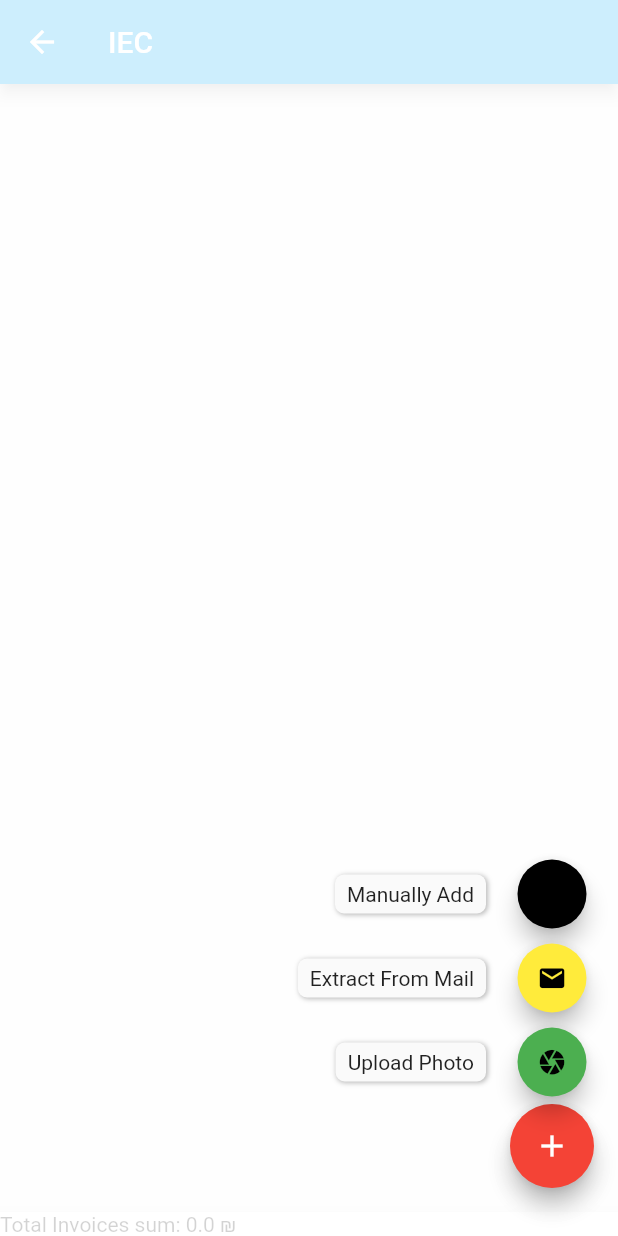
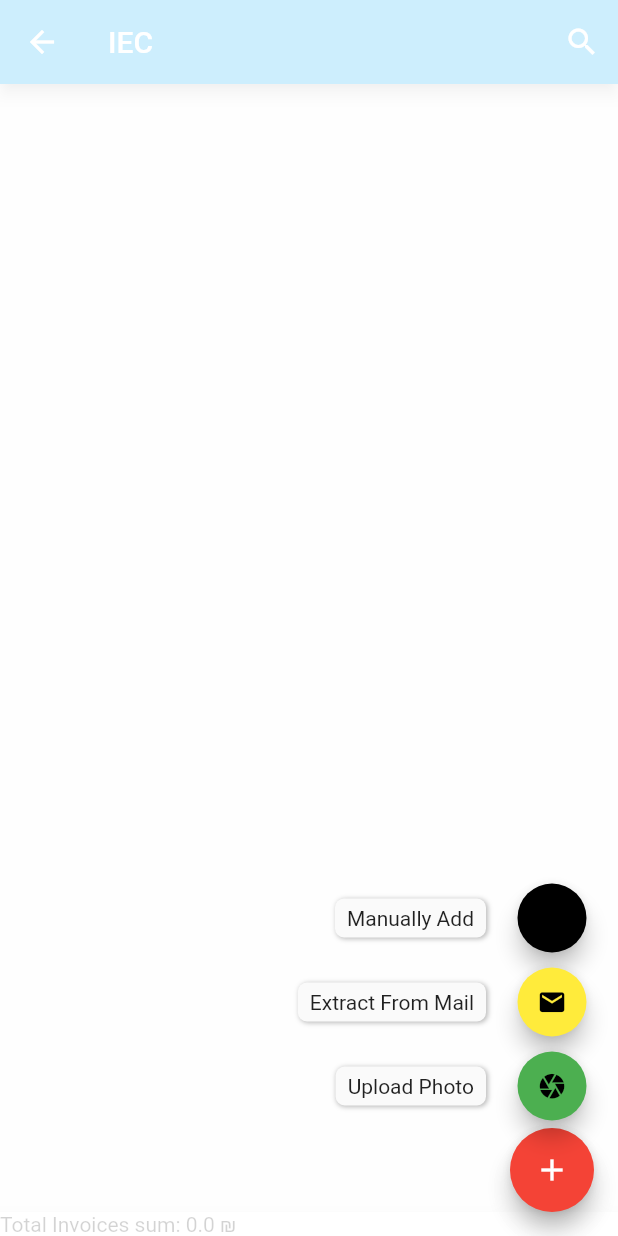
Before and after one commit to barilki/Billy, a Flutter app: the MainCompanies screen opened directly, after a tap on the "add" icon, on a phone screen of 412 x 824 dp. Run offline on Flutter 3.47's test engine with Material 2 defaults, Android fonts, the phone set to English and light mode, and no system bars; drawn by our look-alikes of flutter_speed_dial; our stand-ins replace cloud_firestore, firebase_auth, firebase_core, firebase_storage, google_fonts, image_picker and 1 more; missing offline and left inert: enough_mail, imap_client, search_app_bar, syncfusion_flutter_pdf, tesseract_ocr; accounts and stored records are empty.

Commit message:
ver 2.0 shay

```diff
--- a/lib/companies/main_companies.dart
+++ b/lib/companies/main_companies.dart
@@ -6,8 +6,8 @@ import 'package:flutter/cupertino.dart';
 import 'package:flutter/material.dart';
 import 'package:firebase_auth/firebase_auth.dart';
 import 'package:flutter_speed_dial/flutter_speed_dial.dart';
-import 'package:url_launcher/url_launcher.dart';
-import 'package:webview_flutter/webview_flutter.dart';
+import 'package:search_app_bar/search_app_bar.dart';
+
 
 class MainCompanies extends StatefulWidget {
   final String companyName;
@@ -22,6 +22,7 @@ class MainCompanies extends StatefulWidget {
 class _MainCompaniesState extends State<MainCompanies> {
   final GlobalKey<FormState> _formKey = GlobalKey<FormState>();
   static final user = FirebaseAuth.instance.currentUser;
+  final TextEditingController _search = new TextEditingController();
 
 
   @override
@@ -30,10 +31,15 @@ class _MainCompaniesState extends State<MainCompanies> {
       appBar: AppBar(
         backgroundColor: kBackGroundColor,
         title: Text(widget.companyName),
+        actions: [
+          IconButton(icon: Icon(Icons.search), onPressed: () {
+            setState(() {
+              searchList();
+            });
+          })
+        ],
       ),
-      body: new InvoicesList(
-        companyName: widget.companyName,
-      ),
+      body: InvoicesList(companyName: widget.companyName),
       floatingActionButton: SpeedDial(
         backgroundColor: Colors.red,
         closeManually: true,
@@ -67,17 +73,14 @@ class _MainCompaniesState extends State<MainCompanies> {
               }),
         ],
       ),
-      bottomNavigationBar: BottomAppBar(
-        child: Row(
-          children: [
-            Text("Total Invoices sum: " + InvoicesList._sum.toString() + " ₪")
-          ],
-        ),
-      ),
     );
   }
 
-  Future<void> showInformationDialog(BuildContext context) async {
+
+
+
+
+  Future<Text> showInformationDialog(BuildContext context) async {
     return await showDialog(
         context: context,
         builder: (context) {
@@ -147,30 +150,51 @@ class _MainCompaniesState extends State<MainCompanies> {
           });
         });
   }
+
+  void searchList() {
+    TextField(
+      controller: _search,
+      decoration: InputDecoration(
+        border: InputBorder.none,
+        hintText: 'Search',
+        prefixIcon: Icon(Icons.scanner),
+      ),
+    );
+  }
+
 }
 
 class InvoicesList extends StatelessWidget {
   final String companyName;
-  static double _sum = 0; //sum for counting total invoices sum
+  double count = 0;//sum for counting total invoices sum
   InvoicesList({this.companyName});
+
+
   @override
   Widget build(BuildContext context) {
-    return StreamBuilder(
+    return MaterialApp(
+      home: StreamBuilder(
           stream: FirebaseFirestore.instance
               .collection("users")
               .doc(_MainCompaniesState.user.uid)
               .collection(companyName)
               .snapshots(),
           builder: (BuildContext context, AsyncSnapshot<QuerySnapshot> snapshot) {
+
             if (!snapshot.hasData) return new Text('Loading...');
             else {
-            //snapshot to calculate invoices total sum
-            snapshot.data.docs.forEach((element) {
-              _sum += double.parse(element.data()['invoiceSum']);
+              //Calculate Total invoice sum
+              final documents = snapshot.data.docs;
+              count = documents.fold(0, (s, n) => s + double.parse(n['invoiceSum']));
             }
-            );
-          }
-          return ListView(
+            return Scaffold(
+              bottomNavigationBar: BottomAppBar(child:Row(
+                children: [
+                  Text("Total Invoices sum: $count ₪"),
+                ],
+              ),),
+              body: ListView(
+                padding: EdgeInsets.all(5.0),
                 children: snapshot.data.docs.map((document) {
                   return ListTile(
                     title: Text("Date: " + document.data()['invoiceDate']),
@@ -193,12 +217,18 @@ class InvoicesList extends StatelessWidget {
                       },
                       color: Colors.orange,
                     ),
+                    // On long press delete document from list view and database
+                    onLongPress: () {
+                      FirebaseFirestore.instance.collection('users').doc(_MainCompaniesState.user.uid).collection(companyName).doc(document.id).delete();
+                    },
                     leading: Icon(Icons.bolt, color: Colors.yellow),
                     horizontalTitleGap: 10.0,
                   );
                 }).toList(),
+              ),
             );
           }
+      ),
     );
   }
 
@@ -220,4 +250,6 @@ class InvoicesList extends StatelessWidget {
         });
   }
 
+
+
 }
--- a/lib/mailer.dart
+++ b/lib/mailer.dart
@@ -5,9 +5,6 @@ import 'package:enough_mail/imap/imap_search.dart';
 import 'package:enough_mail/mime_message.dart';
 import 'package:flutter/cupertino.dart';
 import 'package:path_provider/path_provider.dart';
-
-
-
 
 
 class Mailer {
--- a/pubspec.yaml
+++ b/pubspec.yaml
@@ -38,6 +38,9 @@ dependencies:
   imap_client: ^0.2.9
   url_launcher: ^6.0.3
   webview_flutter: ^2.0.4
+
+  search_app_bar: ^1.0.2+2
+
   image_picker: ^0.5.4+3
   #ocr
   tesseract_ocr: ^0.3.1
```
Also changed, not shown: lib/billymain_page.dart (+23 -5 lines), lib/extract_mail.dart (deleted, +0 -16 lines), pubspec.lock. Lines whose indentation alone changed are shown as unchanged.
